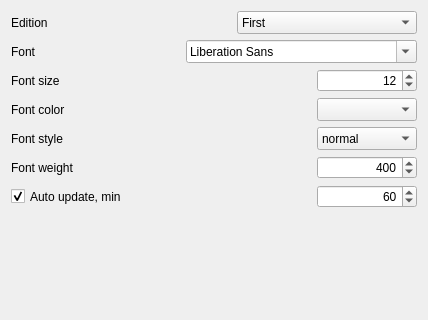
Before: the Qt Designer form sources/configwindow.ui in arcan1s/oblikuestrategies, drawn with Qt 5.
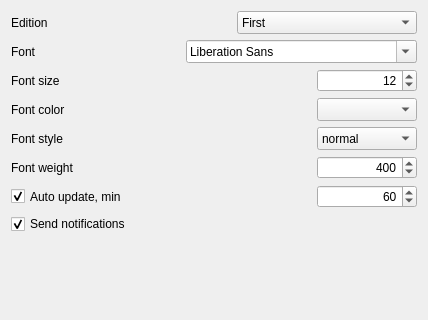
After: the same form once the commit is applied. Custom widgets are drawn as their Qt base class.

Commit message: Release 1.5 * refactoring + notification

What changed in the file:
```diff
--- a/sources/configwindow.ui
+++ b/sources/configwindow.ui
@@ -429,6 +429,16 @@
      </item>
     </layout>
    </item>
+   <item>
+    <widget class="QCheckBox" name="checkBox_sendNotify">
+     <property name="text">
+      <string>Send notifications</string>
+     </property>
+     <property name="checked">
+      <bool>true</bool>
+     </property>
+    </widget>
+   </item>
    <item>
     <spacer name="verticalSpacer">
      <property name="orientation">
```
The commit also changes 10 other files.
